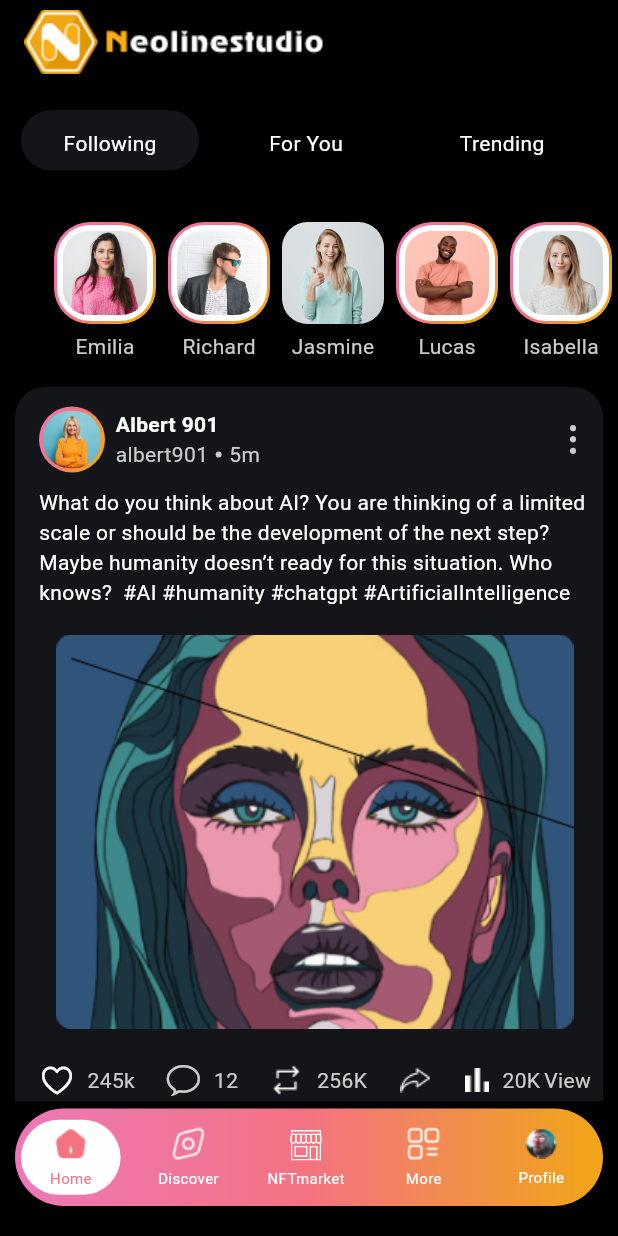
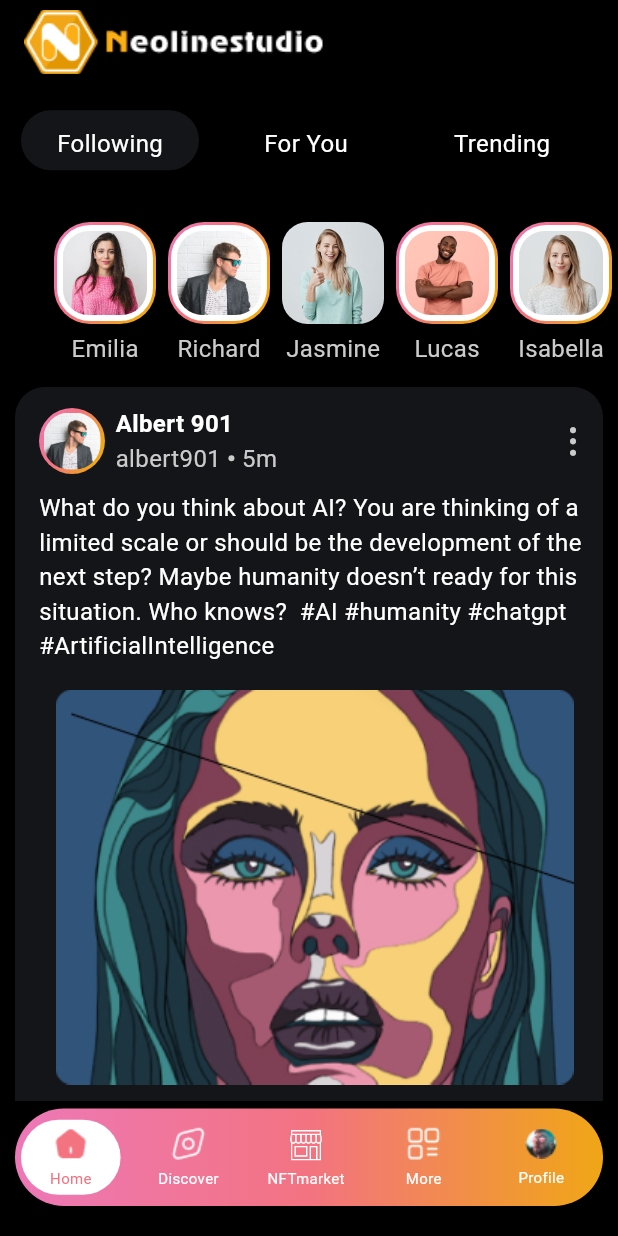
Before and after one commit to amirhosseinMirzaei/InstaClone, a Flutter app: the screen it shows after launch, on a phone screen of 412 x 824 dp. Run offline on Flutter 3.47's test engine with Material 3 defaults, Android fonts, the phone set to English and light mode, and no system bars.

```diff
--- a/lib/data/data.dart
+++ b/lib/data/data.dart
@@ -95,7 +95,7 @@ class AppDatabase {
         id: 3,
         interaction: '256K',
         view: '20K',
-        profileImage: 'story_2.jpg',
+        profileImage: 'story_10.jpg',
         dateTime: DateTime.now(),
       ),
       PostData(
--- a/lib/main.dart
+++ b/lib/main.dart
@@ -1,6 +1,7 @@
 import 'package:flutter/material.dart';
 import 'package:flutter/services.dart';
 import 'package:untitled1/root.dart';
+import 'package:untitled1/theme.dart';
 
 void main() {
   runApp(const MyApp());
@@ -13,7 +14,8 @@ class MyApp extends StatelessWidget {
   @override
   Widget build(BuildContext context) {
     SystemUiOverlayStyle(statusBarColor: Colors.transparent);
-    return const MaterialApp(
+    return MaterialApp(
+      theme: themeData,
       debugShowCheckedModeBanner: false,
       home: MainScreen(),
     );
--- a/lib/theme.dart
+++ b/lib/theme.dart
@@ -1,6 +1,10 @@
 import 'dart:ui';
 
+import 'package:flutter/cupertino.dart';
 import 'package:flutter/material.dart';
+import 'package:flutter/painting.dart';
+import 'package:flutter/rendering.dart';
+import 'package:flutter/widgets.dart';
 
 class DarktThemeColor {
   static const primaryColor = Colors.black;
@@ -12,3 +16,24 @@ class DarktThemeColor {
   static const toGradientColor = Color(0xffF37381);
   static const endGradientColor = Color(0xffF0A616);
 }
+
+final themeData = ThemeData(
+  scaffoldBackgroundColor: DarktThemeColor.primaryColor,
+  textTheme: const TextTheme(
+      bodyLarge: TextStyle(
+          color: DarktThemeColor.primaryTextColor,
+          fontSize: 16,
+          fontWeight: FontWeight.w700),
+      bodyMedium: TextStyle(
+          fontSize: 16,
+          fontWeight: FontWeight.w400,
+          color: DarktThemeColor.primaryTextColor),
+      titleSmall: TextStyle(
+          fontSize: 13,
+          fontWeight: FontWeight.w400,
+          color: DarktThemeColor.secondaryTextColor),
+      titleLarge: TextStyle(
+          fontWeight: FontWeight.w700,
+          fontSize: 10,
+          color: DarktThemeColor.primaryTextColor)),
+);
--- a/lib/ui/home/widgets/post_list.dart
+++ b/lib/ui/home/widgets/post_list.dart
@@ -160,13 +160,8 @@ class PostItem extends StatelessWidget {
           Row(
             mainAxisAlignment: MainAxisAlignment.spaceBetween,
             children: [
-              Text(
-                'Created ${DateFormat.yMMMd().format(post.dateTime)}',
-                style: const TextStyle(
-                    fontSize: 13,
-                    fontWeight: FontWeight.w400,
-                    color: DarktThemeColor.secondaryTextColor),
-              ),
+              Text('created ${DateFormat.yMMMd().format(post.dateTime)}',
+                  style: themeData.textTheme.titleSmall),
               InkWell(
                 onTap: () {
                   showCupertinoModalPopup(
@@ -183,7 +178,9 @@ class PostItem extends StatelessWidget {
                           }
                           return false; // Let other listeners handle the notification
                         },
-                        child: const BidBottomSheet(),
+                        child: BidBottomSheet(
+                          post: post,
+                        ),
                       );
                     },
                   );
@@ -238,7 +235,7 @@ class _StatusBar extends StatelessWidget {
         ),
         Text(
           post.likes,
-          style: const TextStyle(color: DarktThemeColor.secondaryTextColor),
+          style: themeData.textTheme.titleSmall,
         ),
         const SizedBox(
           width: 15,
```
Also changed, not shown: lib/ui/home/widgets/BottomSheet.dart (+63 -18 lines), assets/img/icons/ETH.png (added).
